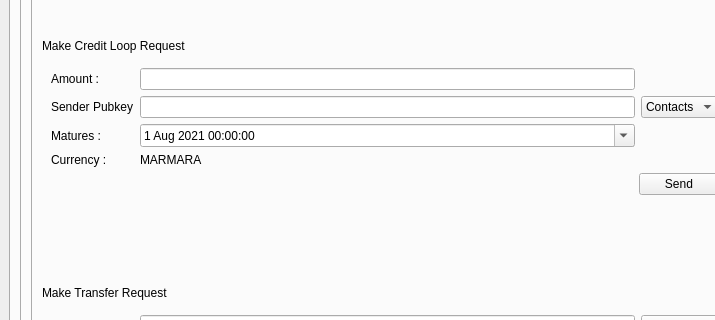
This is src/main/python/qtguidesign.ui in sqcndev/Squishy-connector as Qt 5 draws it before an edit; both pictures show x 0 to 715 and y 171 to 491 of the 960 by 720 pixel window. The edited form follows.
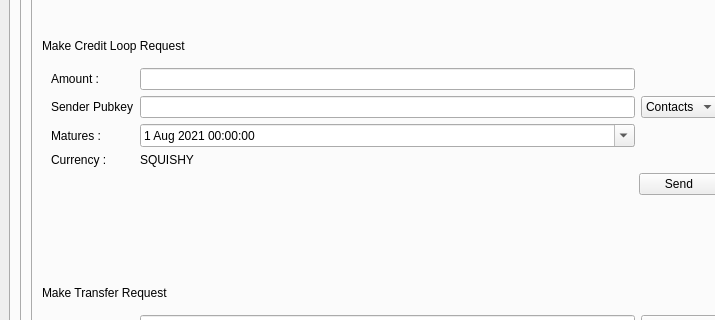
This is the edited form. The open tabs and pages were chosen to show the change.

```diff
--- a/src/main/python/qtguidesign.ui
+++ b/src/main/python/qtguidesign.ui
@@ -3568,7 +3568,7 @@
                      <item row="4" column="1">
                       <widget class="QLabel" name="make_credit_loop_currency_value_label">
                        <property name="text">
-                        <string>MARMARA</string>
+                        <string>SQUISHY</string>
                        </property>
                       </widget>
                      </item>
```
